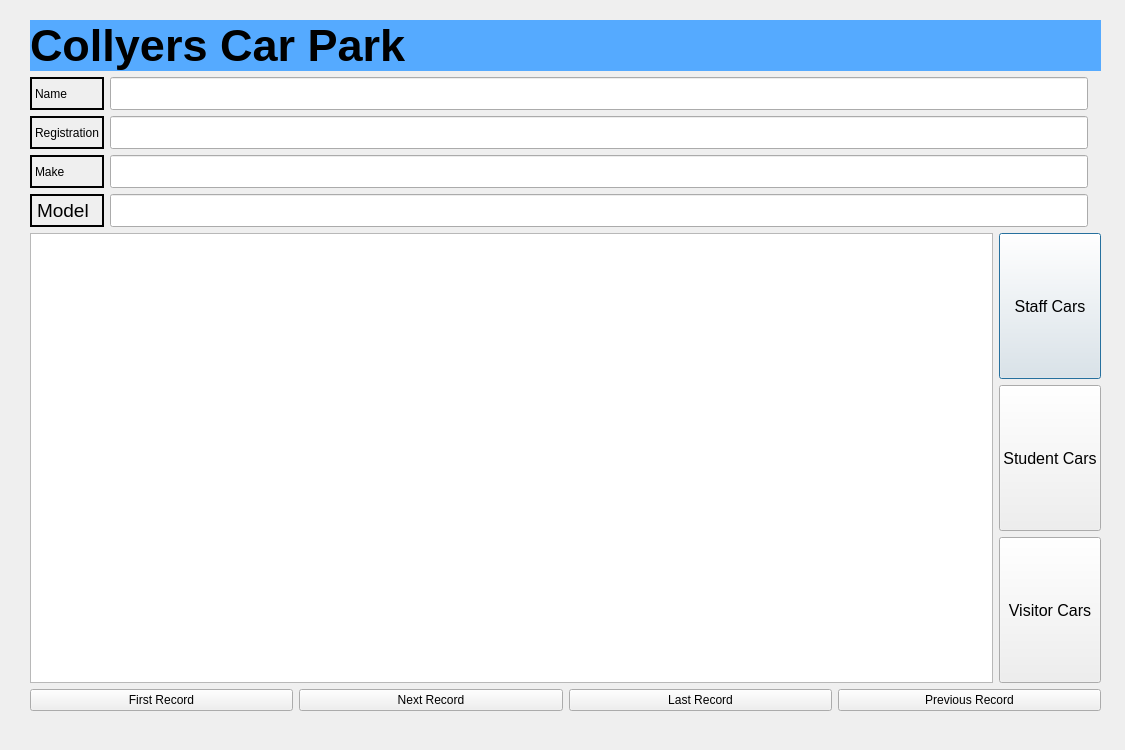
Above: carpark.ui from Karelak/Car-Park before the change. Below: the same form after it.
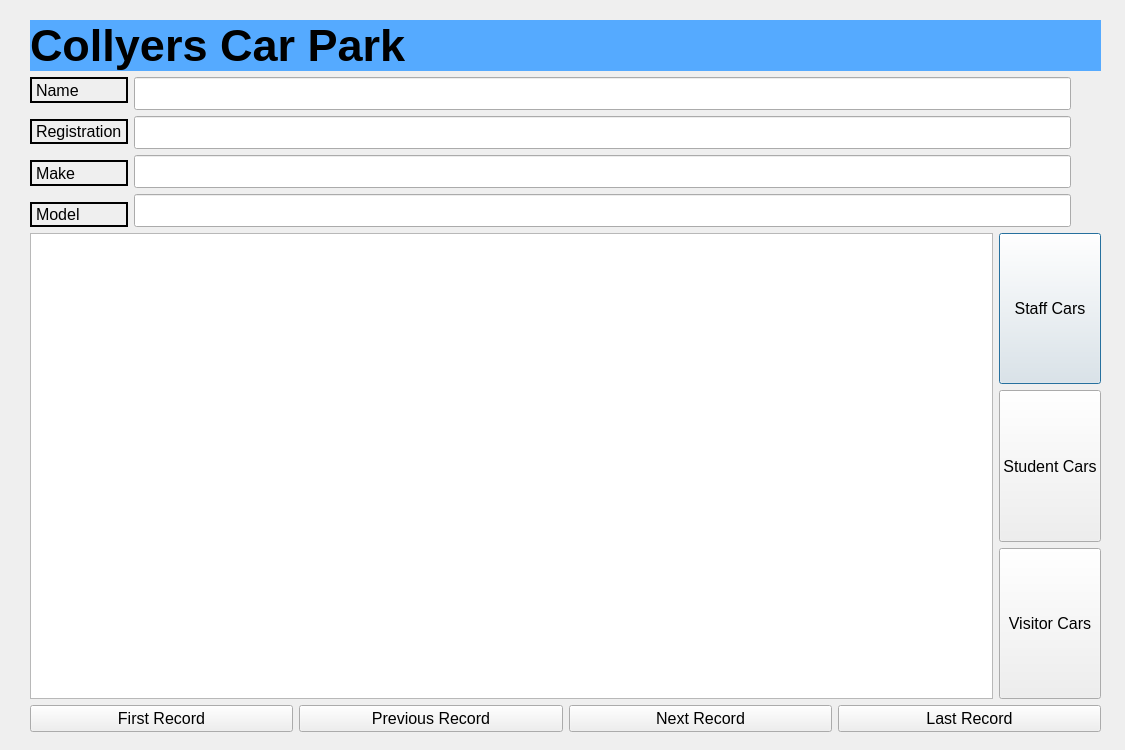
That is the form after the change. Icons and pictures are not drawn.

Commit message: ui file and initial db setup

```diff
--- a/carpark.ui
+++ b/carpark.ui
@@ -22,6 +22,11 @@
     <height>750</height>
    </size>
   </property>
+  <property name="font">
+   <font>
+    <pointsize>12</pointsize>
+   </font>
+  </property>
   <property name="windowTitle">
    <string>Dialog</string>
   </property>
@@ -31,11 +36,11 @@
      <x>30</x>
      <y>20</y>
      <width>1071</width>
-     <height>691</height>
+     <height>712</height>
     </rect>
    </property>
    <layout class="QGridLayout" name="MAINGRID">
-    <item row="2" column="0" colspan="3">
+    <item row="2" column="0" colspan="4">
      <layout class="QHBoxLayout" name="SIDEBUTTONSANDTABLE">
       <item>
        <widget class="QTableView" name="DETAILTABLE"/>
@@ -58,6 +63,12 @@
           <property name="text">
            <string>Staff Cars</string>
           </property>
+          <property name="default">
+           <bool>false</bool>
+          </property>
+          <property name="flat">
+           <bool>false</bool>
+          </property>
          </widget>
         </item>
         <item>
@@ -76,6 +87,12 @@
           <property name="text">
            <string>Student Cars</string>
           </property>
+          <property name="default">
+           <bool>false</bool>
+          </property>
+          <property name="flat">
+           <bool>false</bool>
+          </property>
          </widget>
         </item>
         <item>
@@ -94,13 +111,19 @@
           <property name="text">
            <string>Visitor Cars</string>
           </property>
+          <property name="default">
+           <bool>false</bool>
+          </property>
+          <property name="flat">
+           <bool>false</bool>
+          </property>
          </widget>
         </item>
        </layout>
       </item>
      </layout>
     </item>
-    <item row="3" column="0" colspan="3">
+    <item row="3" column="0" colspan="4">
      <layout class="QHBoxLayout" name="BUTTONS">
       <item>
        <widget class="QPushButton" name="FIRSTRECORD">
@@ -113,6 +136,31 @@
         <property name="text">
          <string>First Record</string>
         </property>
+        <property name="default">
+         <bool>false</bool>
+        </property>
+        <property name="flat">
+         <bool>false</bool>
+        </property>
+       </widget>
+      </item>
+      <item>
+       <widget class="QPushButton" name="PREVIOUSRECORD">
+        <property name="sizePolicy">
+         <sizepolicy hsizetype="Minimum" vsizetype="Minimum">
+          <horstretch>0</horstretch>
+          <verstretch>0</verstretch>
+         </sizepolicy>
+        </property>
+        <property name="text">
+         <string>Previous Record</string>
+        </property>
+        <property name="default">
+         <bool>false</bool>
+        </property>
+        <property name="flat">
+         <bool>false</bool>
+        </property>
        </widget>
       </item>
       <item>
@@ -126,6 +174,12 @@
         <property name="text">
          <string>Next Record</string>
         </property>
+        <property name="default">
+         <bool>false</bool>
+        </property>
+        <property name="flat">
+         <bool>false</bool>
+        </property>
        </widget>
       </item>
       <item>
@@ -139,24 +193,17 @@
         <property name="text">
          <string>Last Record</string>
         </property>
-       </widget>
-      </item>
-      <item>
-       <widget class="QPushButton" name="PREVIOUSRECORD">
-        <property name="sizePolicy">
-         <sizepolicy hsizetype="Minimum" vsizetype="Minimum">
-          <horstretch>0</horstretch>
-          <verstretch>0</verstretch>
-         </sizepolicy>
+        <property name="default">
+         <bool>false</bool>
         </property>
-        <property name="text">
-         <string>Previous Record</string>
+        <property name="flat">
+         <bool>false</bool>
         </property>
        </widget>
       </item>
      </layout>
     </item>
-    <item row="0" column="0" colspan="3">
+    <item row="0" column="0" colspan="4">
      <widget class="QLabel" name="TITLE">
       <property name="palette">
        <palette>
@@ -721,6 +768,11 @@
           <verstretch>0</verstretch>
          </sizepolicy>
         </property>
+        <property name="font">
+         <font>
+          <pointsize>12</pointsize>
+         </font>
+        </property>
         <property name="autoFillBackground">
          <bool>false</bool>
         </property>
@@ -735,6 +787,22 @@
         </property>
        </widget>
       </item>
+      <item>
+       <spacer name="verticalSpacer_3">
+        <property name="orientation">
+         <enum>Qt::Vertical</enum>
+        </property>
+        <property name="sizeType">
+         <enum>QSizePolicy::Fixed</enum>
+        </property>
+        <property name="sizeHint" stdset="0">
+         <size>
+          <width>20</width>
+          <height>10</height>
+         </size>
+        </property>
+       </spacer>
+      </item>
       <item>
        <widget class="QLabel" name="REGISTRATIONLABEL">
         <property name="sizePolicy">
@@ -743,6 +811,11 @@
           <verstretch>0</verstretch>
          </sizepolicy>
         </property>
+        <property name="font">
+         <font>
+          <pointsize>12</pointsize>
+         </font>
+        </property>
         <property name="autoFillBackground">
          <bool>false</bool>
         </property>
@@ -757,6 +830,22 @@
         </property>
        </widget>
       </item>
+      <item>
+       <spacer name="verticalSpacer_2">
+        <property name="orientation">
+         <enum>Qt::Vertical</enum>
+        </property>
+        <property name="sizeType">
+         <enum>QSizePolicy::Fixed</enum>
+        </property>
+        <property name="sizeHint" stdset="0">
+         <size>
+          <width>20</width>
+          <height>10</height>
+         </size>
+        </property>
+       </spacer>
+      </item>
       <item>
        <widget class="QLabel" name="MAKELABEL">
         <property name="sizePolicy">
@@ -765,6 +854,11 @@
           <verstretch>0</verstretch>
          </sizepolicy>
         </property>
+        <property name="font">
+         <font>
+          <pointsize>12</pointsize>
+         </font>
+        </property>
         <property name="autoFillBackground">
          <bool>false</bool>
         </property>
@@ -779,6 +873,22 @@
         </property>
        </widget>
       </item>
+      <item>
+       <spacer name="verticalSpacer">
+        <property name="orientation">
+         <enum>Qt::Vertical</enum>
+        </property>
+        <property name="sizeType">
+         <enum>QSizePolicy::Fixed</enum>
+        </property>
+        <property name="sizeHint" stdset="0">
+         <size>
+          <width>20</width>
+          <height>10</height>
+         </size>
+        </property>
+       </spacer>
+      </item>
       <item>
        <widget class="QLabel" name="MODELABEL">
         <property name="sizePolicy">
@@ -789,7 +899,7 @@
         </property>
         <property name="font">
          <font>
-          <pointsize>14</pointsize>
+          <pointsize>12</pointsize>
           <weight>50</weight>
           <bold>false</bold>
          </font>
@@ -810,7 +920,7 @@
       </item>
      </layout>
     </item>
-    <item row="1" column="2">
+    <item row="1" column="3">
      <widget class="QLabel" name="IMAGE">
       <property name="text">
        <string/>
@@ -820,6 +930,16 @@
       </property>
      </widget>
     </item>
+    <item row="1" column="2">
+     <widget class="QLabel" name="label">
+      <property name="text">
+       <string/>
+      </property>
+      <property name="pixmap">
+       <pixmap>Carpark.png</pixmap>
+      </property>
+     </widget>
+    </item>
    </layout>
   </widget>
  </widget>
```
The commit also changes 3 other files.
